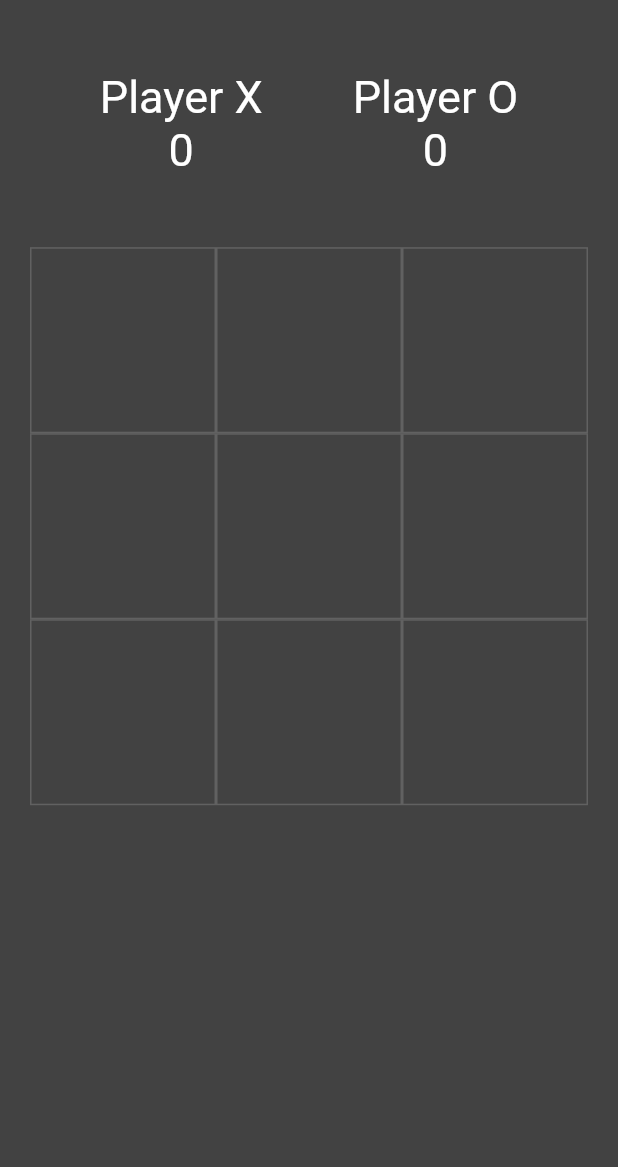
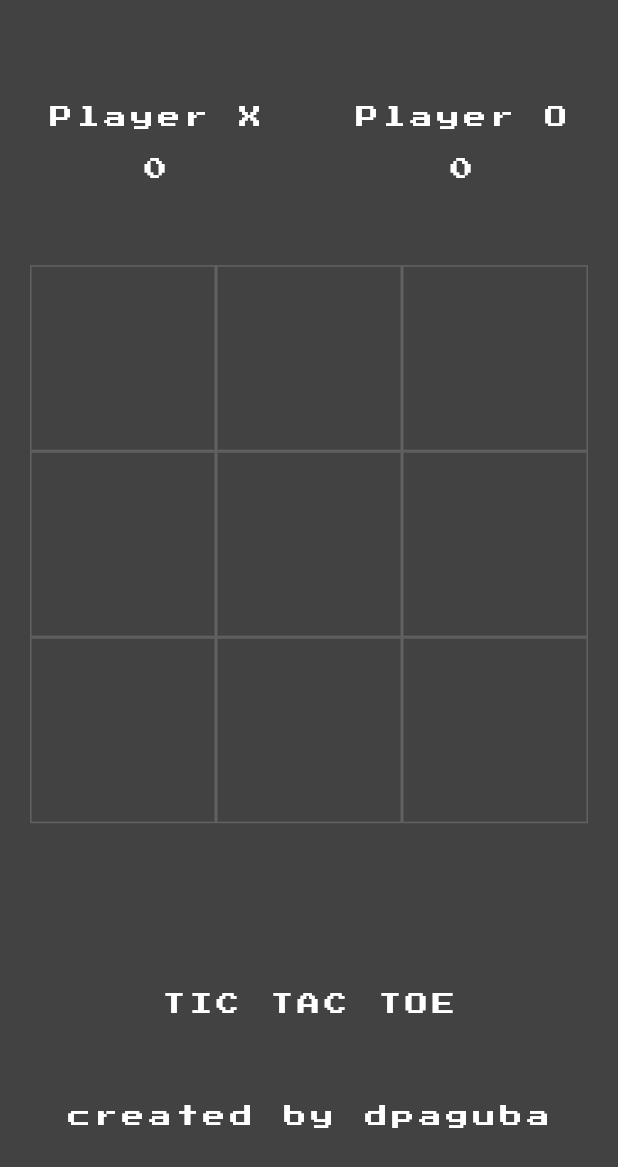
Before and after one commit to dpaguba/flutter-zero-to-hero, a Flutter app: the screen it shows after launch, on a phone screen of 412 x 824 dp. Shown: the top 1167 px of the screen. Run offline on Flutter 3.47's test engine with Material 2 defaults, Android fonts, the phone set to English and light mode, and no system bars; our stand-ins replace google_fonts.

Commit message:
new fonts

```diff
--- a/tic_tac_toe_app/lib/pages/home.dart
+++ b/tic_tac_toe_app/lib/pages/home.dart
@@ -110,6 +110,9 @@ class _HomePageState extends State<HomePage> {
       backgroundColor: backgroundColor,
       body: Column(
         children: [
+          const SizedBox(
+            height: 15,
+          ),
           Expanded(
             child: Container(
               child: Row(
@@ -120,13 +123,16 @@ class _HomePageState extends State<HomePage> {
                     child: Column(
                       mainAxisAlignment: MainAxisAlignment.center,
                       children: [
-                        const Text(
+                        Text(
                           "Player X",
-                          style: textStyle,
+                          style: customFontWhite,
+                        ),
+                        const SizedBox(
+                          height: 20,
                         ),
                         Text(
                           exScore.toString(),
-                          style: textStyle,
+                          style: customFontWhite,
                         ),
                       ],
                     ),
@@ -136,13 +142,16 @@ class _HomePageState extends State<HomePage> {
                     child: Column(
                       mainAxisAlignment: MainAxisAlignment.center,
                       children: [
-                        const Text(
+                        Text(
                           "Player O",
-                          style: textStyle,
+                          style: customFontWhite,
+                        ),
+                        const SizedBox(
+                          height: 20,
                         ),
                         Text(
                           ohScore.toString(),
-                          style: textStyle,
+                          style: customFontWhite,
                         ),
                       ],
                     ),
@@ -172,7 +181,7 @@ class _HomePageState extends State<HomePage> {
                         child: Center(
                           child: Text(
                             displayExOh[index],
-                            style: textStyle,
+                            style: customFontWhite,
                           ),
                         ),
                       ),
@@ -181,7 +190,25 @@ class _HomePageState extends State<HomePage> {
             ),
           ),
           Expanded(
-            child: Container(),
+            child: Container(
+              child: Center(
+                child: Column(
+                  children: [
+                    Text(
+                      "TIC TAC TOE",
+                      style: customFontWhite,
+                    ),
+                    const SizedBox(
+                      height: 60,
+                    ),
+                    Text(
+                      "created by dpaguba",
+                      style: customFontWhite,
+                    ),
+                  ],
+                ),
+              ),
+            ),
           ),
         ],
       ),
--- a/tic_tac_toe_app/lib/utils/constants.dart
+++ b/tic_tac_toe_app/lib/utils/constants.dart
@@ -1,4 +1,5 @@
 import 'package:flutter/material.dart';
+import 'package:google_fonts/google_fonts.dart';
 
 const Color backgroundColor = Color.fromARGB(
   255,
@@ -6,13 +7,25 @@ const Color backgroundColor = Color.fromARGB(
   66,
   66,
 );
+
 const Color borderColor = Color.fromARGB(
   255,
   97,
   97,
   97,
 );
-const TextStyle textStyle = TextStyle(
-  color: Colors.white,
-  fontSize: 30,
+
+final TextStyle customFontBlack = GoogleFonts.pressStart2p(
+  textStyle: const TextStyle(
+    color: Color.fromARGB(255, 0, 0, 0),
+    letterSpacing: 3,
+  ),
 );
+
+final TextStyle customFontWhite = GoogleFonts.pressStart2p(
+  textStyle: const TextStyle(
+    color: Colors.white,
+    letterSpacing: 3,
+    fontSize: 15,
+  ),
+);
```
